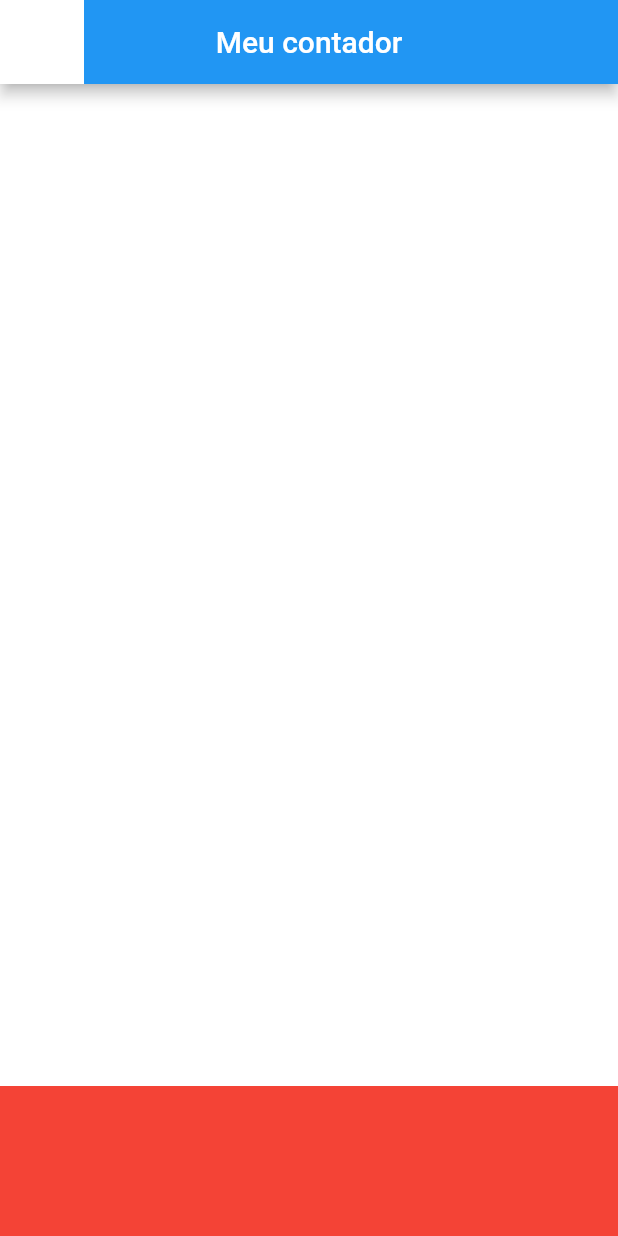
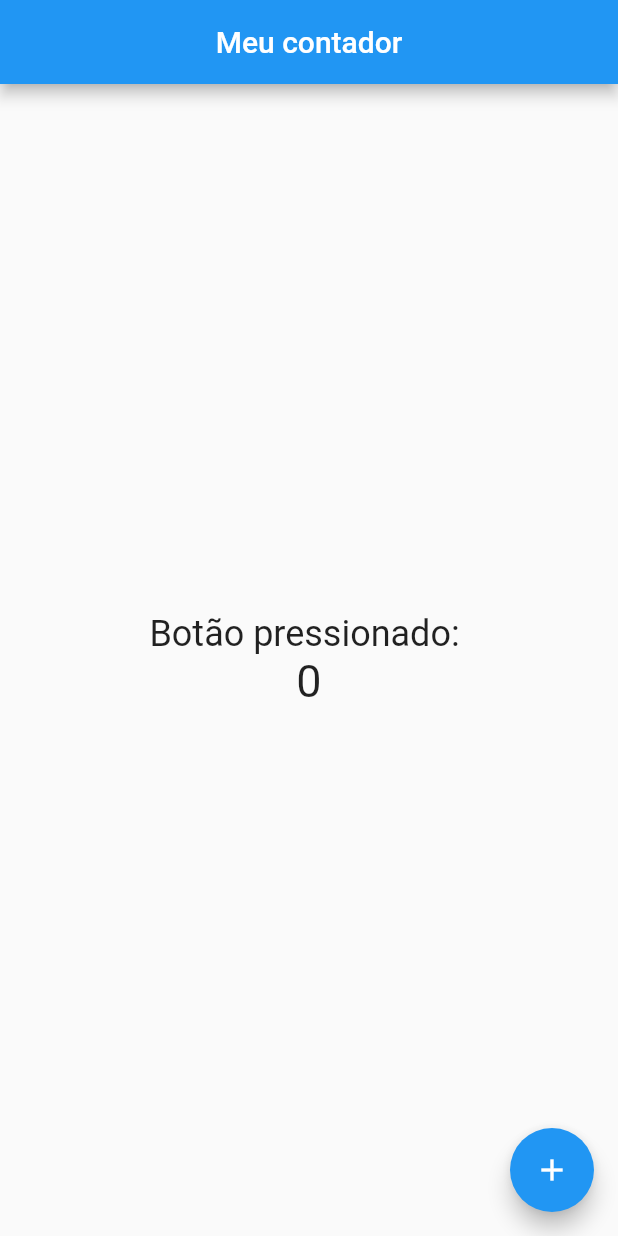
Before and after one commit to misael28/flutterCounterScreen, a Flutter app: the screen it shows after launch, on a phone screen of 412 x 824 dp. Run offline on Flutter 3.47's test engine with Material 2 defaults, Android fonts, the phone set to English and light mode, and no system bars.

Commit message:
feat: add counter setState function

```diff
--- a/lib/main.dart
+++ b/lib/main.dart
@@ -14,22 +14,37 @@ class CounterScreen extends StatefulWidget {
 }
 
 class _CounterScreenState extends State<CounterScreen> {
+  var resultado = 0;
   @override
   Widget build(BuildContext context) {
     return Scaffold(
       appBar: AppBar(
         title: Text("Meu contador"),
         centerTitle: true,
-        leading: Container(
-          color: Colors.white
-        ),
       ),
-      body: Container(
-        color: Colors.white,
+      body: Column(
+        mainAxisAlignment: MainAxisAlignment.center,
+
+        children: [
+          Center(
+            child:
+            Text('Botão pressionado: ',
+            style: TextStyle(
+            fontSize: 24
+          ),
+          ),
+          ),
+          Center(child: Text('$resultado', style: TextStyle(fontSize: 30),))
+        ],
       ),
-      bottomNavigationBar: Container(
-        height: 100,
-        color: Colors.red
+      floatingActionButton: FloatingActionButton(
+        onPressed: () {
+          print('Botao pressionado');
+          setState((){
+            resultado += 1;
+          });
+        },
+        child: Icon(Icons.add),
       ),
     );
   }
```
